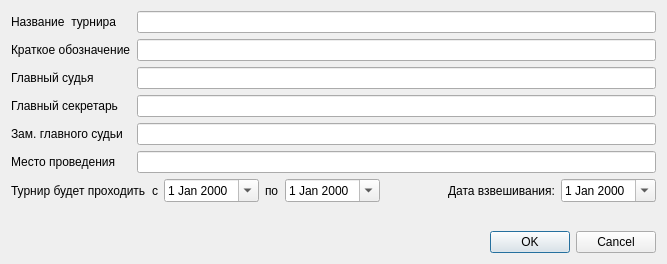
BarsukAlexey/xelarogi, file TournamentManager/createtournamentdialog.ui: the form before one commit.
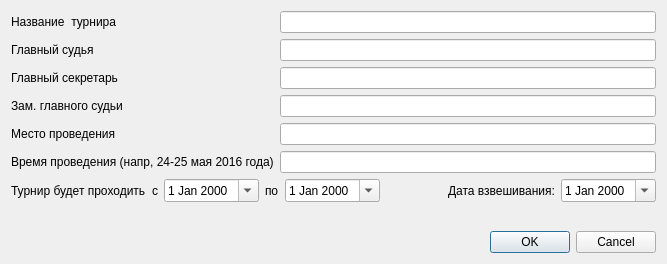
The form after the commit.

Commit message: data_weight <= data_beg <= data_end check

```diff
--- a/TournamentManager/createtournamentdialog.ui
+++ b/TournamentManager/createtournamentdialog.ui
@@ -27,13 +27,6 @@
            </property>
           </widget>
          </item>
-         <item>
-          <widget class="QLabel" name="label_2">
-           <property name="text">
-            <string>Краткое обозначение</string>
-           </property>
-          </widget>
-         </item>
          <item>
           <widget class="QLabel" name="label_6">
            <property name="text">
@@ -62,6 +55,13 @@
            </property>
           </widget>
          </item>
+         <item>
+          <widget class="QLabel" name="label_11">
+           <property name="text">
+            <string>Время проведения (напр, 24-25 мая 2016 года)</string>
+           </property>
+          </widget>
+         </item>
         </layout>
        </item>
        <item>
@@ -69,9 +69,6 @@
          <item>
           <widget class="QLineEdit" name="nameLE"/>
          </item>
-         <item>
-          <widget class="QLineEdit" name="shortNameLE"/>
-         </item>
          <item>
           <widget class="QLineEdit" name="mainJudgeLE"/>
          </item>
@@ -84,6 +81,9 @@
          <item>
           <widget class="QLineEdit" name="lineEditHost"/>
          </item>
+         <item>
+          <widget class="QLineEdit" name="lineEdit_TextDataRange"/>
+         </item>
         </layout>
        </item>
       </layout>
```
Left out of the diff: 35 changed lines with no effect on the pictures. The commit also changes 50 other files.
